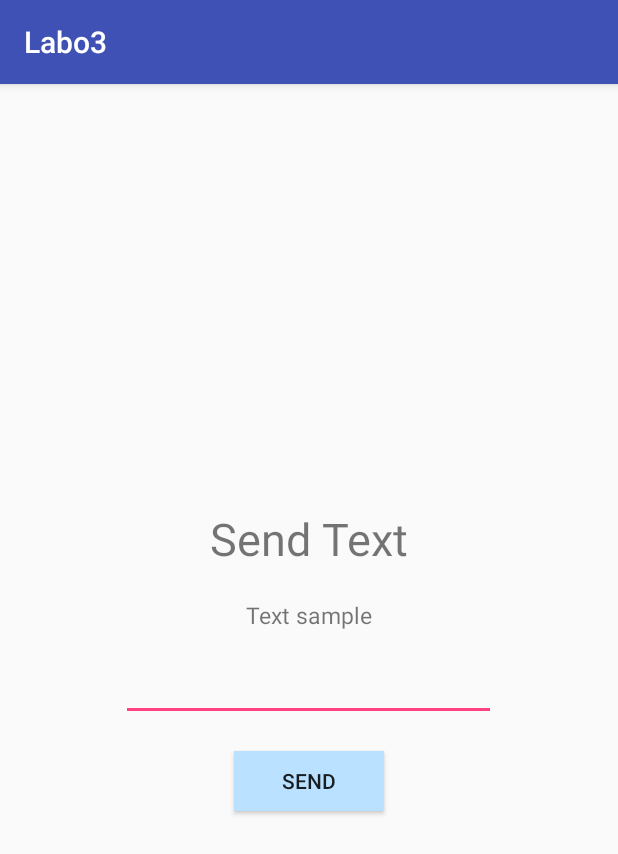
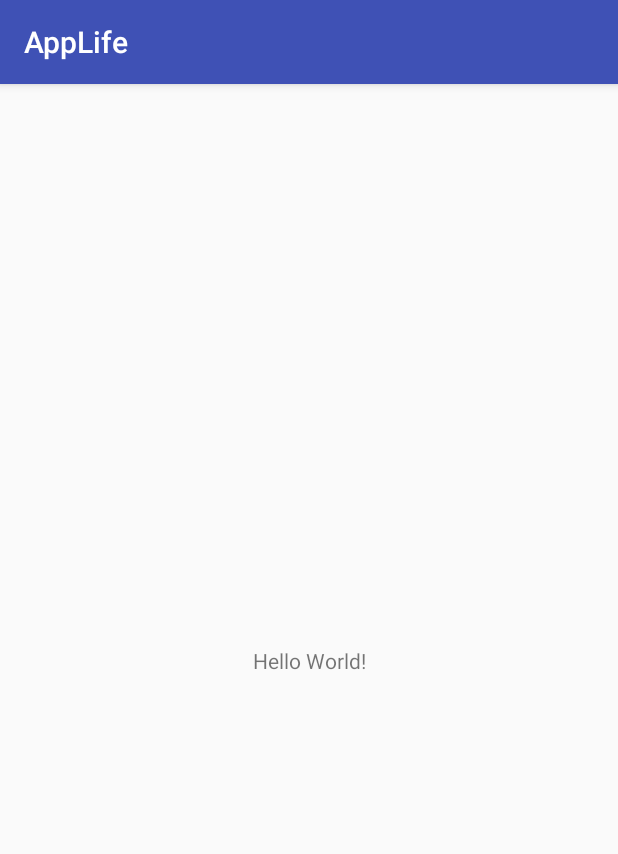
Before and after one commit to RDR96/Taller, an Android app: the screen it shows after launch (MainActivity), on a phone screen of 412 x 824 dp. Shown: the top 854 px of the screen. Run offline under Robolectric (Android 15) with nearby library versions, the phone set to English and light mode, and no system bars.

Commit message:
Segundo commit

```diff
--- a/app/build.gradle
+++ b/app/build.gradle
@@ -3,7 +3,7 @@ apply plugin: 'com.android.application'
 android {
     compileSdkVersion 26
     defaultConfig {
-        applicationId "com.rdr.rodrigocorvera.labo3"
+        applicationId "com.rdr.rodrigocorvera.applife"
         minSdkVersion 18
         targetSdkVersion 26
         versionCode 1
--- a/app/src/main/java/com/rdr/rodrigocorvera/labo3/MainActivity.java
+++ /dev/null
@@ -1,42 +0,0 @@
-package com.rdr.rodrigocorvera.labo3;
-
-import android.content.Intent;
-import android.support.v7.app.AppCompatActivity;
-import android.os.Bundle;
-import android.view.View;
-import android.widget.Button;
-import android.widget.EditText;
-
-public class MainActivity extends AppCompatActivity {
-
-    @Override
-    protected void onCreate(Bundle savedInstanceState) {
-        super.onCreate(savedInstanceState);
-        setContentView(R.layout.activity_main);
-
-
-        final EditText editText= findViewById(R.id.editId);
-        Button button = findViewById(R.id.button);
-
-        button.setOnClickListener(new View.OnClickListener(){
-            @Override
-            public void onClick(View v){
-                Intent sendIntent  = new Intent();
-                sendIntent.setAction(Intent.ACTION_SEND);
-                sendIntent.setType("text/plain");
-                sendIntent.putExtra(Intent.EXTRA_TEXT, editText.getText().toString());
-
-                if ( !editText.getText().equals("") ){
-                    if (sendIntent.resolveActivity(getPackageManager()) != null){
-                        startActivity(sendIntent);
-                    }
-                }else{
-
-                }
-
-
-            }
-        });
-
-    }
-}
--- a/app/src/main/res/layout/activity_main.xml
+++ b/app/src/main/res/layout/activity_main.xml
@@ -1,46 +1,18 @@
 <?xml version="1.0" encoding="utf-8"?>
-<LinearLayout xmlns:android="http://schemas.android.com/apk/res/android"
+<android.support.constraint.ConstraintLayout xmlns:android="http://schemas.android.com/apk/res/android"
     xmlns:app="http://schemas.android.com/apk/res-auto"
     xmlns:tools="http://schemas.android.com/tools"
     android:layout_width="match_parent"
     android:layout_height="match_parent"
-    android:orientation="vertical"
-    android:gravity="center"
-    tools:context="com.rdr.rodrigocorvera.labo3.MainActivity">
+    tools:context="com.rdr.rodrigocorvera.applife.MainActivity">
 
     <TextView
         android:layout_width="wrap_content"
         android:layout_height="wrap_content"
-        android:text="Send Text"
+        android:text="Hello World!"
         app:layout_constraintBottom_toBottomOf="parent"
         app:layout_constraintLeft_toLeftOf="parent"
         app:layout_constraintRight_toRightOf="parent"
-        app:layout_constraintTop_toTopOf="parent"
-        android:textSize="30sp"
-        />
+        app:layout_constraintTop_toTopOf="parent" />
 
-    <TextView
-        android:layout_width="wrap_content"
-        android:layout_height="wrap_content"
-        android:text="Text sample"
-        android:textSize="15sp"
-        android:layout_marginTop="20sp"
-        />
-
-    <EditText
-        android:id="@+id/editId"
-        android:layout_width="250dp"
-        android:layout_height="40dp"
-        android:layout_marginTop="20dp"
-        />
-
-    <Button
-        android:id="@+id/button"
-        android:layout_width="100dp"
-        android:layout_height="40dp"
-        android:background="#bae1ff"
-        android:layout_marginTop="20dp"
-        android:text="SEND"
-
-        />
-</LinearLayout>
+</android.support.constraint.ConstraintLayout>
--- a/app/src/main/res/values/strings.xml
+++ b/app/src/main/res/values/strings.xml
@@ -1,3 +1,3 @@
 <resources>
-    <string name="app_name">Labo3</string>
+    <string name="app_name">AppLife</string>
 </resources>
```
Also changed, not shown: app/src/main/AndroidManifest.xml (+1 -11 lines), app/src/main/java/com/rdr/rodrigocorvera/applife/MainActivity.java (added, +13 -0 lines), app/src/main/java/com/rdr/rodrigocorvera/labo3/Main2Activity.java (deleted, +0 -50 lines), app/src/main/res/layout/activity_main2.xml (deleted, +0 -29 lines), gradle/wrapper/gradle-wrapper.properties, 5 other files.
